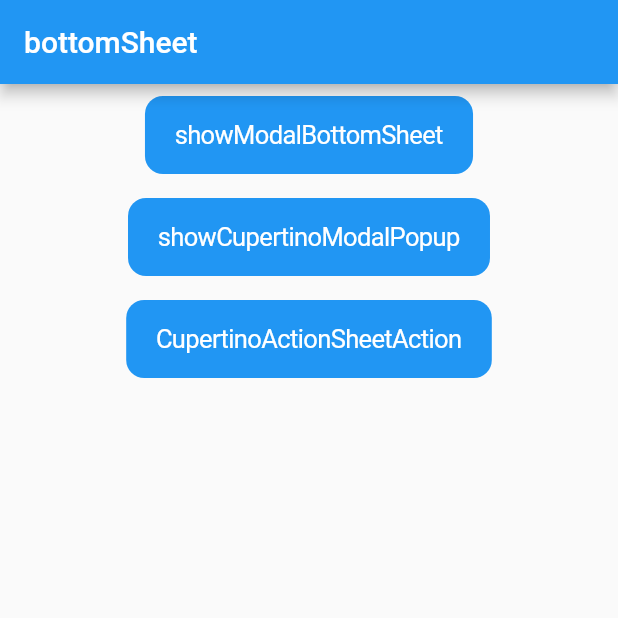
After one commit to lihongwei0305/flutter_demo_lhw, a Flutter app: the BottomSheetPage screen opened by its route, on a phone screen of 412 x 824 dp, the top half of it. The commit adds this screen. Run offline on Flutter 3.47's test engine with Material 2 defaults, Android fonts, the phone set to English and light mode, and no system bars; our stand-ins replace go_router.

Commit message:
bottomSheet

```diff
--- a/lib/router/router.dart
+++ b/lib/router/router.dart
@@ -1,4 +1,5 @@
 import 'package:flutter/material.dart';
+import 'package:flutter_demo_lhw/views/BottomSheet/BottomSheet.dart';
 import 'package:flutter_demo_lhw/views/Button/Button.dart';
 import 'package:flutter_demo_lhw/views/Dialog/Dialog.dart';
 import 'package:flutter_demo_lhw/views/Form/Form.dart';
@@ -85,7 +86,15 @@ class AppRouter {
         builder: (BuildContext context, GoRouterState state) {
           return const SizeBoxPage();
         },
+      ),
+      GoRoute(
+        name: 'bottomsheet',
+        path: '/bottomsheet',
+        builder: (BuildContext context, GoRouterState state) {
+          return const BottomSheetPage();
+        },
       )
+
 
 
 
--- /dev/null
+++ b/lib/views/BottomSheet/BottomSheet.dart
@@ -0,0 +1,100 @@
+import 'package:flutter/cupertino.dart';
+import 'package:flutter/material.dart';
+
+class BottomSheetPage extends StatefulWidget {
+  const BottomSheetPage({Key? key}) : super(key: key);
+
+  @override
+  State<BottomSheetPage> createState() => _BottomSheetPageState();
+}
+
+class _BottomSheetPageState extends State<BottomSheetPage> {
+  @override
+  Widget build(BuildContext context) {
+    return Scaffold(
+      appBar: AppBar(
+        title: Text("bottomSheet"),
+      ),
+      body: Column(
+        children: [
+          Padding(
+            padding: const EdgeInsets.all(8.0),
+            child: Center(
+              child: CupertinoButton.filled(
+                  child: Text("showModalBottomSheet"),
+                  onPressed: () {
+                    showModalBottomSheet(
+                        context: context,
+                        builder: (context) {
+                          return Container(
+                            width: 400,
+                            height: 300,
+                            color: Colors.deepPurple,
+                            alignment: Alignment.center,
+                            child: Text('showModalBottomSheet'),
+                          );
+                        });
+                  }),
+            ),
+          ),
+          Padding(
+            padding: const EdgeInsets.all(8.0),
+            child: Center(
+              child: CupertinoButton.filled(
+                  child: Text("showCupertinoModalPopup"),
+                  onPressed: () {
+                    showCupertinoModalPopup<void>(
+                      context: context,
+                      builder: (BuildContext context) => Container(
+                        width: 400,
+                        height: 300,
+                        color: Colors.orange,
+                        child: Text('showCupertinoModalPopup'),
+                      ),
+                    );
+                  }),
+            ),
+          ),
+          Padding(
+            padding: const EdgeInsets.all(8.0),
+            child: Center(
+              child: CupertinoButton.filled(
+                  child: Text("CupertinoActionSheetAction"),
+                  onPressed: () {
+                    showCupertinoModalPopup<void>(
+                      context: context,
+                      builder: (BuildContext context) => CupertinoActionSheet(
+                        title: const Text('Title'),
+                        message: const Text('Message'),
+                        actions: <CupertinoActionSheetAction>[
+                          CupertinoActionSheetAction(
+                            isDefaultAction: true,
+                            onPressed: () {
+                              Navigator.pop(context);
+                            },
+                            child: const Text('Default Action'),
+                          ),
+                          CupertinoActionSheetAction(
+                            onPressed: () {
+                              Navigator.pop(context);
+                            },
+                            child: const Text('Action'),
+                          ),
+                          CupertinoActionSheetAction(
+                            isDestructiveAction: true,
+                            onPressed: () {
+                              Navigator.pop(context);
+                            },
+                            child: const Text('Destructive Action'),
+                          ),
+                        ],
+                      ),
+                    );
+                  }),
+            ),
+          ),
+        ],
+      ),
+    );
+  }
+}
--- a/lib/views/Home.dart
+++ b/lib/views/Home.dart
@@ -18,6 +18,7 @@ class _HomePageState extends State<HomePage> {
     { "title":"路由跳转","subtitle":"routerJump","path":"/routerJump" },
     { "title":"弹框","subtitle":"dialog","path":"/dialog" },
     { "title":"可设置大小的Weiget","subtitle":"sizeBox","path":"/sizebox" },
+    { "title":"底部弹框","subtitle":"bottomSheet","path":"/bottomsheet" },
   ];
 
   @override
```
